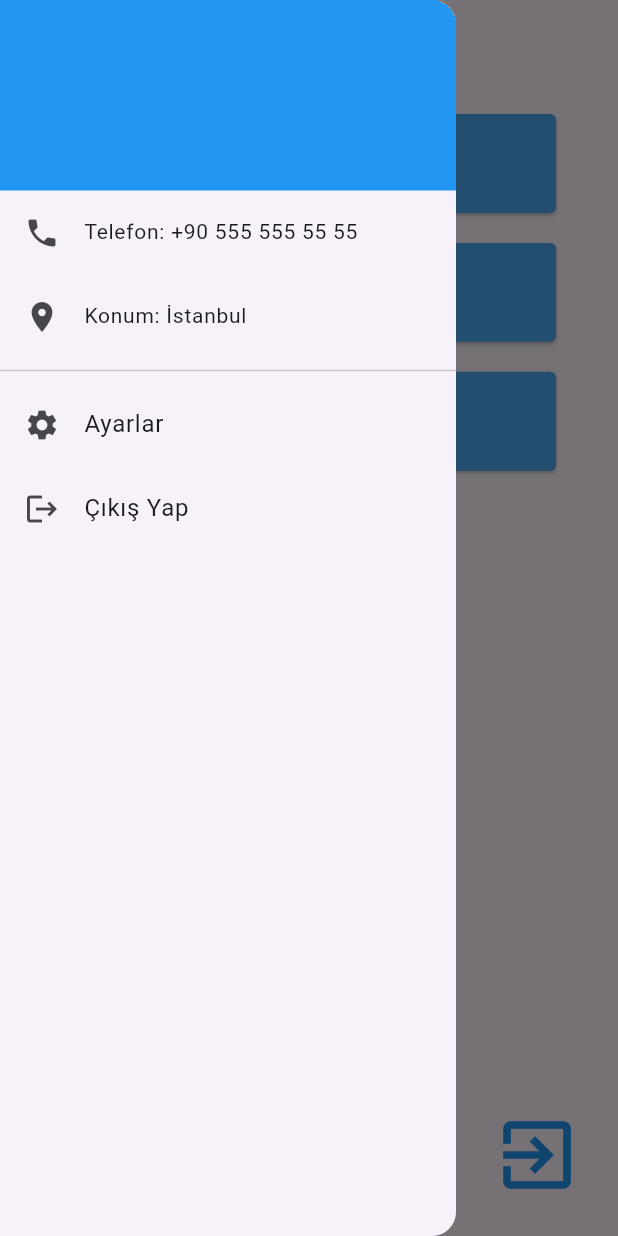
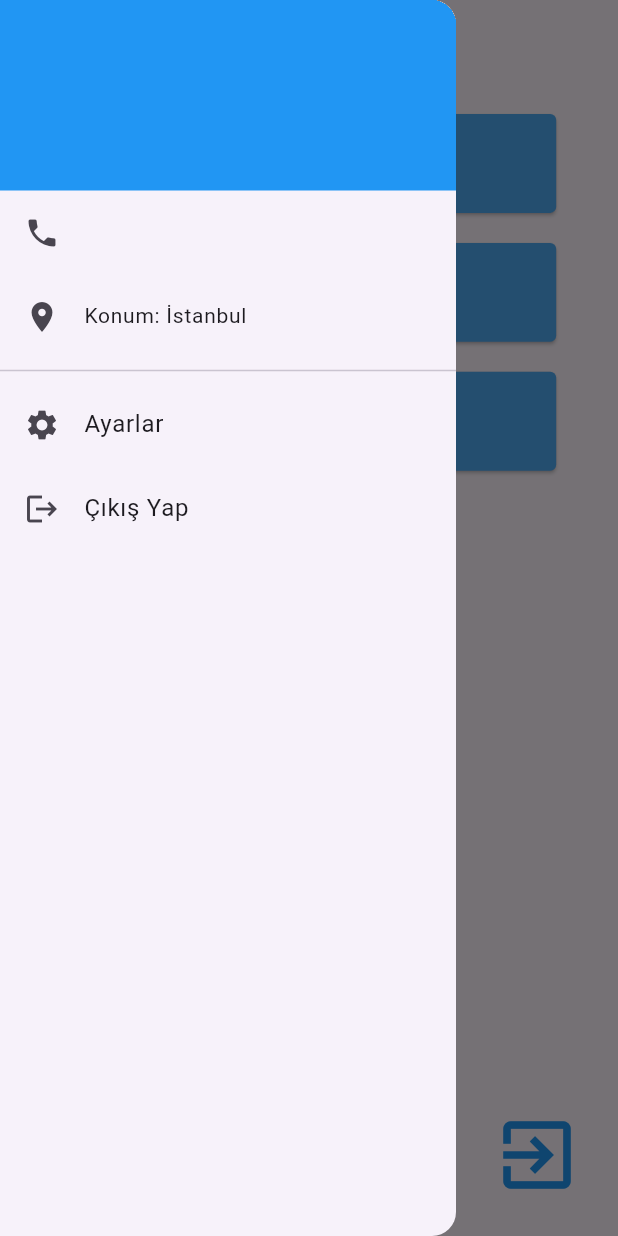
Before and after one commit to UKaanK/bakeryprojectapp, a Flutter app: the HomePage screen opened directly with empty values, with the side drawer open, on a phone screen of 412 x 824 dp. Run offline on Flutter 3.47's test engine with Material 3 defaults, Android fonts, the phone set to English and light mode, and no system bars; our stand-ins replace cloud_firestore, firebase_auth, firebase_core, fl_chart; accounts and stored records are empty.

Commit message:
usmanım
usman

```diff
--- a/lib/homepage.dart
+++ b/lib/homepage.dart
@@ -148,13 +148,14 @@ class _HomePageState extends State<HomePage> {
                       "${widget.userModel.rolsId}",
                       style: TextStyle(color: Colors.white70, fontSize: 16),
                     ),
+
                   ],
                 ),
               ),
               ListTile(
                 leading: Icon(Icons.phone),
                 title: Text(
-                  "Telefon: +90 555 555 55 55",
+                  "${widget.userModel.telefonNo}",
                   style: TextStyle(fontSize: 14),
                 ),
               ),
--- a/lib/models/UserModel.dart
+++ b/lib/models/UserModel.dart
@@ -3,12 +3,15 @@ class UserModel {
   String pwd;
   String roles;
   String rolsId;
+  String telefonNo;
 
   UserModel(
       {required this.name,
       required this.pwd,
       required this.roles,
-      required this.rolsId});
+      required this.rolsId,
+      required this.telefonNo,
+      });
 
   factory UserModel.fromJson(Map<String, dynamic> json) {
     return UserModel(
@@ -16,10 +19,11 @@ class UserModel {
       pwd: json['pwd'] ?? '',
       roles: json['roles'] ?? '',
       rolsId: json['rols_id'] ?? '',
+      telefonNo: json['telefon_no'] ?? '',
     );
   }
 
   Map<String, dynamic> toJson() {
-    return {'name': name, 'pwd': pwd, 'roles': roles, 'rols_id': rolsId};
+    return {'name': name, 'pwd': pwd, 'roles': roles, 'rols_id': rolsId , 'telefon_no' : telefonNo};
   }
 }
```
Also changed, not shown: 1 other file.
